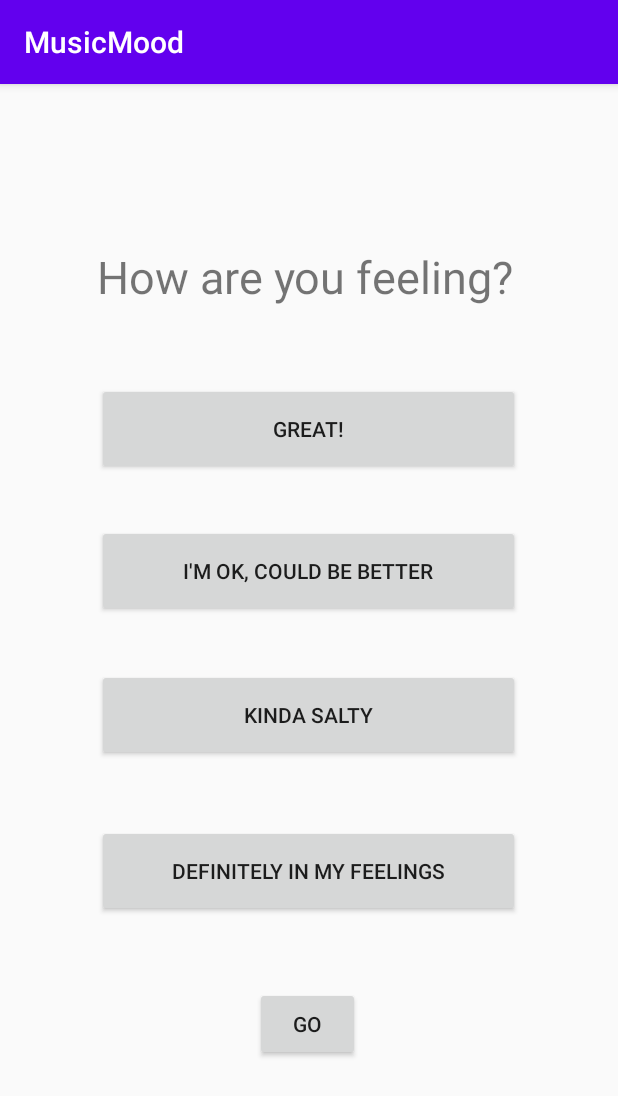
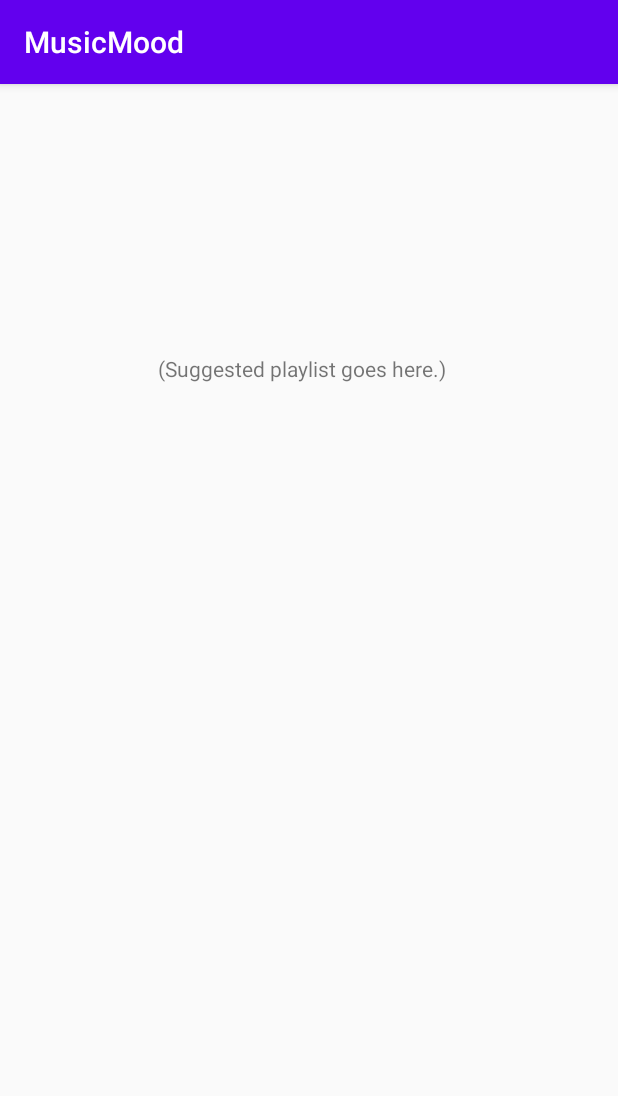
Before and after one commit to ojurere/MusicMood, an Android app: the screen it shows after launch (MainActivity before the commit, PlaylistActivity after it), after a tap on "GO", on a phone screen of 412 x 824 dp. Shown: the top 1096 px of the screen. Run offline under Robolectric (Android 15) with nearby library versions, the phone set to English and light mode, and no system bars.

Commit message:
Got navigation working from one screen to another

```diff
--- a/app/src/main/AndroidManifest.xml
+++ b/app/src/main/AndroidManifest.xml
@@ -9,6 +9,7 @@
         android:roundIcon="@mipmap/ic_launcher_round"
         android:supportsRtl="true"
         android:theme="@style/AppTheme">
+        <activity android:name=".PlaylistActivity"></activity>
         <activity android:name=".MainActivity">
             <intent-filter>
                 <action android:name="android.intent.action.MAIN" />
--- a/app/src/main/java/edu/mssu/cis385/musicmood/MainActivity.java
+++ b/app/src/main/java/edu/mssu/cis385/musicmood/MainActivity.java
@@ -2,13 +2,26 @@ package edu.mssu.cis385.musicmood;
 
 import androidx.appcompat.app.AppCompatActivity;
 
+import android.content.DialogInterface;
+import android.content.Intent;
 import android.os.Bundle;
+import android.view.View;
+import android.widget.Button;
+import android.widget.EditText;
 
 public class MainActivity extends AppCompatActivity {
+    public static final String EXTRA_MESSAGE = "edu.mssu.cis385.MESSAGE";
 
     @Override
     protected void onCreate(Bundle savedInstanceState) {
         super.onCreate(savedInstanceState);
         setContentView(R.layout.activity_main);
     }
-}
+
+    public void getMood(View view) {
+        // Do something in response to button
+        /** Called when the user taps the GO button */
+            Intent intent = new Intent(this, PlaylistActivity.class);
+            startActivity(intent);
+        }
+    }
--- a/app/src/main/java/edu/mssu/cis385/musicmood/Playlist.java
+++ b/app/src/main/java/edu/mssu/cis385/musicmood/Playlist.java
@@ -5,4 +5,15 @@ import java.util.ArrayList;
 public class Playlist {
 
     private ArrayList<Song> allSongs;
+
+
+
+    public static void main(String[] args) {
+        ArrayList<String> cars = new ArrayList<String>();
+        cars.add("Volvo");
+        cars.add("BMW");
+        cars.add("Ford");
+        cars.add("Mazda");
+        System.out.println(cars);
+    }
 }
--- /dev/null
+++ b/app/src/main/java/edu/mssu/cis385/musicmood/PlaylistActivity.java
@@ -0,0 +1,17 @@
+package edu.mssu.cis385.musicmood;
+
+import androidx.appcompat.app.AppCompatActivity;
+
+import android.os.Bundle;
+
+public class PlaylistActivity extends AppCompatActivity {
+
+
+    @Override
+    protected void onCreate(Bundle savedInstanceState) {
+        super.onCreate(savedInstanceState);
+        setContentView(R.layout.activity_playlist);
+
+
+    }
+}
--- a/app/src/main/res/layout/activity_main.xml
+++ b/app/src/main/res/layout/activity_main.xml
@@ -79,7 +79,7 @@
         android:layout_width="70dp"
         android:layout_height="49dp"
         android:text="@string/mood_go"
-        android:onClick="answerButtonClick"
+        android:onClick="getMood"
         app:layout_constraintBottom_toBottomOf="parent"
         app:layout_constraintHorizontal_bias="0.498"
         app:layout_constraintLeft_toLeftOf="parent"
--- /dev/null
+++ b/app/src/main/res/layout/activity_playlist.xml
@@ -0,0 +1,19 @@
+<?xml version="1.0" encoding="utf-8"?>
+<androidx.constraintlayout.widget.ConstraintLayout xmlns:android="http://schemas.android.com/apk/res/android"
+    xmlns:app="http://schemas.android.com/apk/res-auto"
+    xmlns:tools="http://schemas.android.com/tools"
+    android:layout_width="match_parent"
+    android:layout_height="match_parent">
+
+    <TextView
+        android:id="@+id/playlistTitle"
+        android:layout_width="202dp"
+        android:layout_height="52dp"
+        android:text="@string/playlist_title"
+        app:layout_constraintBottom_toBottomOf="parent"
+        app:layout_constraintEnd_toEndOf="parent"
+        app:layout_constraintHorizontal_bias="0.5"
+        app:layout_constraintStart_toStartOf="parent"
+        app:layout_constraintTop_toTopOf="parent"
+        app:layout_constraintVertical_bias="0.251" />
+</androidx.constraintlayout.widget.ConstraintLayout>
--- a/app/src/main/res/values/strings.xml
+++ b/app/src/main/res/values/strings.xml
@@ -6,5 +6,7 @@
     <string name="mood_answer_mad">Kinda salty</string>
     <string name="mood_answer_sad">Definitely in my feelings</string>
     <string name="mood_go">GO</string>
+    <string name="playlist_title">(Suggested playlist goes here.)</string>
+
 
 </resources>
```
